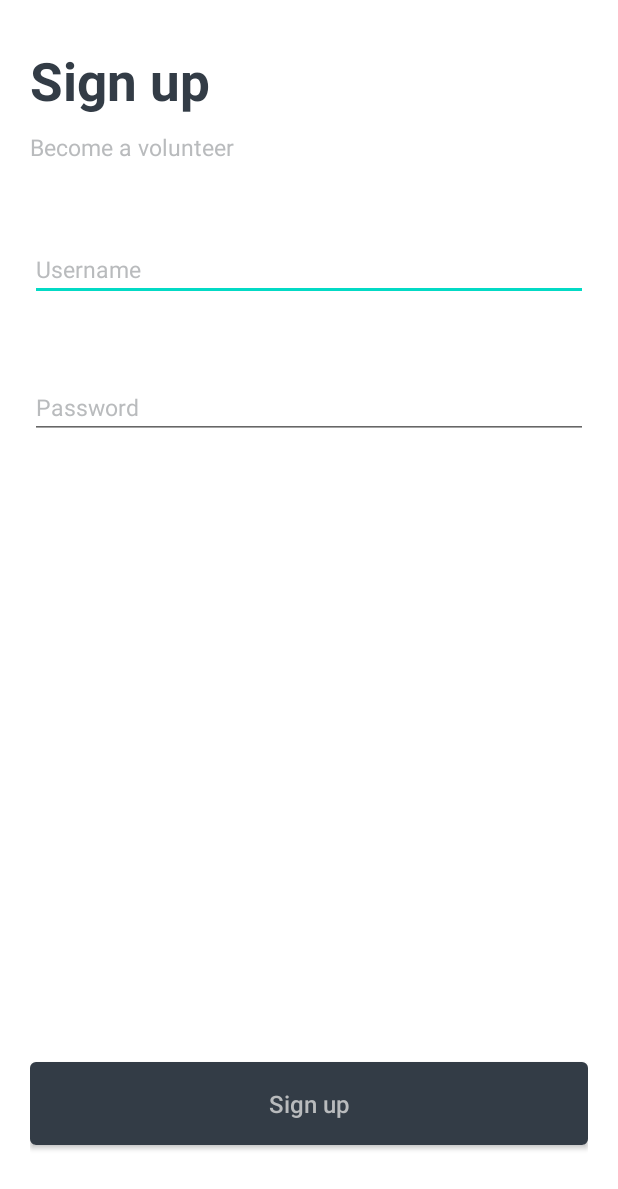
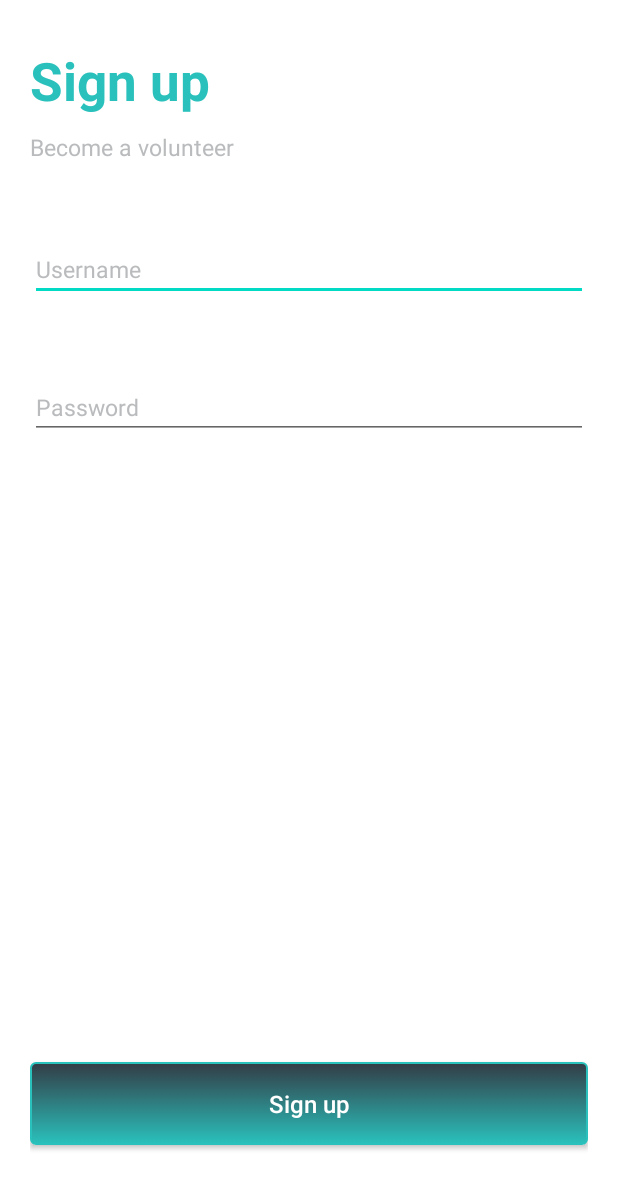
Before and after one commit to fullchicken44/Cook-App, an Android app: the SignupActivity screen opened directly, with no data from a screen before it, on a phone screen of 412 x 824 dp. Shown: the top 1189 px of the screen. Run offline under Robolectric (Android 15) with nearby library versions, the light colour scheme and no system bars; Roboto replaces fonts that are not available here; 3 statements that could not run were skipped.

Commit message:
Login + Signup without firebase and front-end modification (change color)

```diff
--- a/app/src/main/res/drawable/button_drawable.xml
+++ b/app/src/main/res/drawable/button_drawable.xml
@@ -3,22 +3,22 @@
     <item android:state_pressed="true">
         <shape android:shape="rectangle">
             <corners android:radius="3dip" />
-            <stroke android:width="1dip" android:color="@color/colorBackground" />
-            <gradient android:angle="-90" android:endColor="@color/colorBackground" android:startColor="@color/colorBackground" />
+            <stroke android:width="1dip" android:color="@color/colorMain" />
+            <gradient android:angle="-90" android:endColor="@color/colorMain" android:startColor="@color/colorBackground" />
         </shape>
     </item>
     <item android:state_focused="true">
         <shape android:shape="rectangle">
             <corners android:radius="3dip" />
-            <stroke android:width="1dip" android:color="@color/colorBackground" />
-            <solid android:color="@color/colorBackground" />
+            <stroke android:width="1dip" android:color="@color/colorMain" />
+            <solid android:color="@color/colorMain" />
         </shape>
     </item>
     <item>
         <shape android:shape="rectangle">
             <corners android:radius="3dip" />
-            <stroke android:width="1dip" android:color="@color/colorBackground" />
-            <gradient android:angle="-90" android:endColor="@color/colorBackground" android:startColor="@color/colorBackground" />
+            <stroke android:width="1dip" android:color="@color/colorMain" />
+            <gradient android:angle="-90" android:endColor="@color/colorMain" android:startColor="@color/colorBackground" />
         </shape>
     </item>
 </selector>
--- a/app/src/main/res/layout/activity_login.xml
+++ b/app/src/main/res/layout/activity_login.xml
@@ -19,7 +19,7 @@
             android:layout_width="match_parent"
             android:layout_height="wrap_content"
             android:text="@string/welcome_back"
-            android:textColor="@color/colorBackground"
+            android:textColor="@color/colorMain"
             android:textSize="35sp"
             android:textStyle="bold" />
 
@@ -89,7 +89,7 @@
             android:background="@drawable/button_drawable"
             android:text="@string/login"
             android:textAllCaps="false"
-            android:textColor="@color/colorAccent"
+            android:textColor="@color/white"
             android:textSize="16sp" />
 
         <TextView
--- a/app/src/main/res/layout/activity_signup.xml
+++ b/app/src/main/res/layout/activity_signup.xml
@@ -19,7 +19,7 @@
             android:layout_width="match_parent"
             android:layout_height="wrap_content"
             android:text="@string/sign_up"
-            android:textColor="@color/colorBackground"
+            android:textColor="@color/colorMain"
             android:textSize="35sp"
             android:textStyle="bold" />
 
@@ -50,7 +50,7 @@
                 android:singleLine="true"
                 android:textColor="@color/colorTextView"
                 android:textColorHint="@color/colorAccent"
-                android:textSize="15sp"/>
+                android:textSize="15sp" />
 
             <EditText
                 android:id="@+id/userPassword"
@@ -75,7 +75,7 @@
             android:background="@drawable/button_drawable"
             android:text="@string/sign_up"
             android:textAllCaps="false"
-            android:textColor="@color/colorAccent"
+            android:textColor="@color/white"
             android:textSize="16sp" />
 
         <TextView
--- a/app/src/main/res/values/colors.xml
+++ b/app/src/main/res/values/colors.xml
@@ -11,6 +11,7 @@
     <color name="colorPrimaryDark">#303F9F</color>
     <color name="colorAccent">#B9BBBD</color>
     <color name="colorBackground">#333C46</color>
+    <color name="colorMain">#2AC1BC</color>
     <color name="colorSplashText">#F0F0F0</color>
     <color name="colorProgressBar">#FFCE511C</color>
     <color name="colorTextView">#83898E</color>
```
